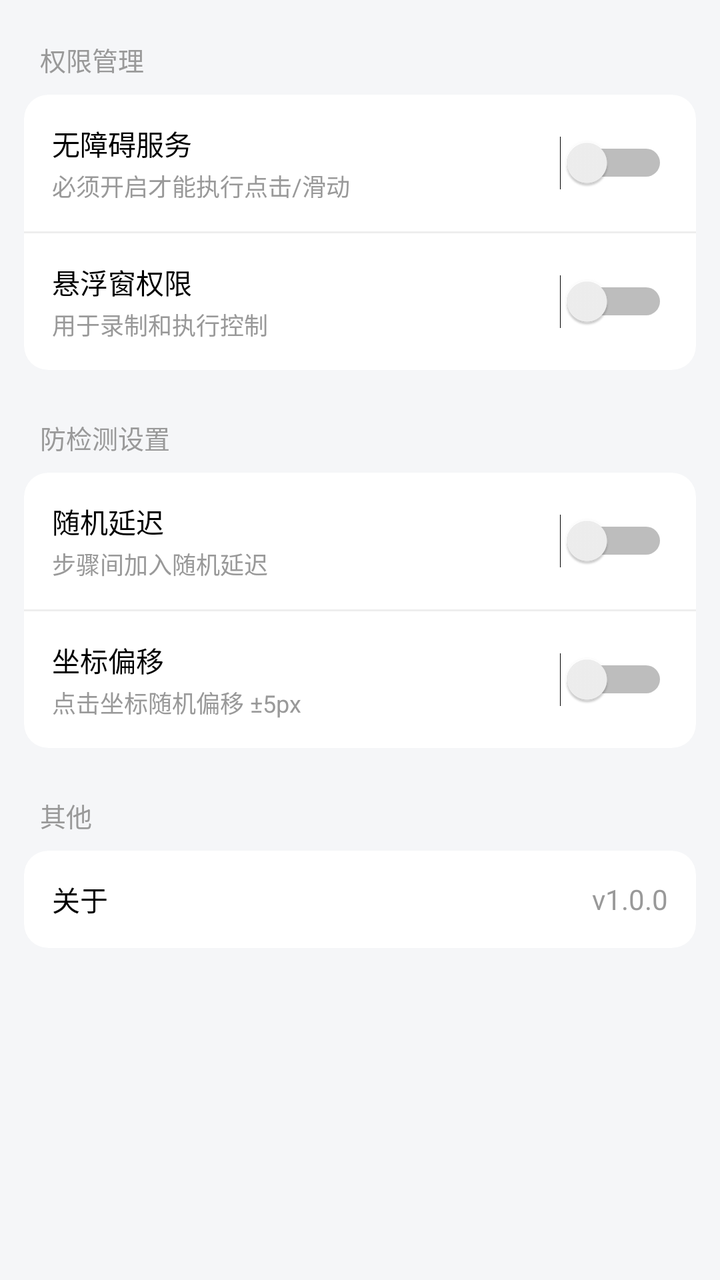
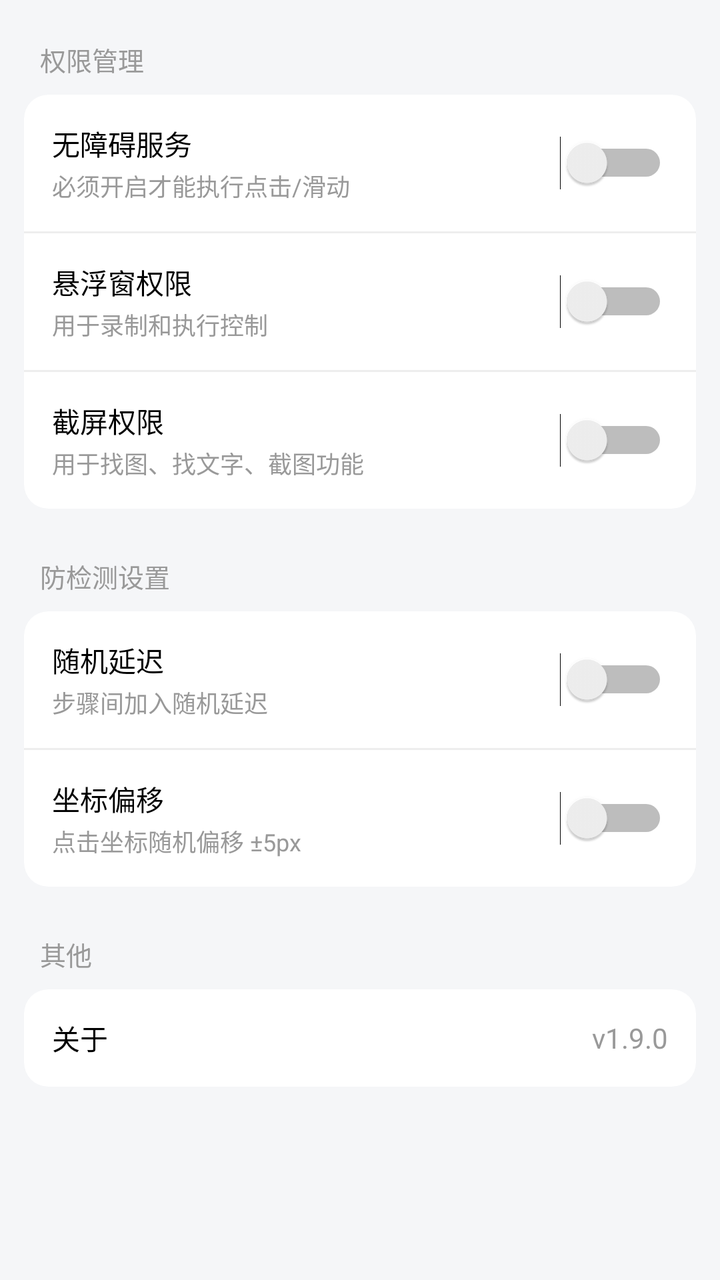

Before-and-after screenshots of an Android layout around one commit, followed by the original layout XML and the change that was made.
<!-- AndroidManifest.xml: application theme Theme.KeySpirit -->
<!-- res/layout/activity_settings.xml -->
<?xml version="1.0" encoding="utf-8"?>
<ScrollView xmlns:android="http://schemas.android.com/apk/res/android"
    xmlns:app="http://schemas.android.com/apk/res-auto"
    android:layout_width="match_parent"
    android:layout_height="match_parent"
    android:background="@color/light_gray">

    <LinearLayout
        android:layout_width="match_parent"
        android:layout_height="wrap_content"
        android:orientation="vertical"
        android:padding="12dp">

        
        <TextView
            android:layout_width="wrap_content"
            android:layout_height="wrap_content"
            android:padding="8dp"
            android:text="权限管理"
            android:textColor="@color/gray"
            android:textSize="13sp" />

        <androidx.cardview.widget.CardView
            android:layout_width="match_parent"
            android:layout_height="wrap_content"
            app:cardCornerRadius="12dp"
            app:cardElevation="0dp">

            <LinearLayout
                android:layout_width="match_parent"
                android:layout_height="wrap_content"
                android:orientation="vertical">

                <LinearLayout
                    android:id="@+id/itemAccessibility"
                    android:layout_width="match_parent"
                    android:layout_height="wrap_content"
                    android:background="?attr/selectableItemBackground"
                    android:clickable="true"
                    android:gravity="center_vertical"
                    android:orientation="horizontal"
                    android:padding="14dp">

                    <LinearLayout
                        android:layout_width="0dp"
                        android:layout_height="wrap_content"
                        android:layout_weight="1"
                        android:orientation="vertical">

                        <TextView
                            android:layout_width="wrap_content"
                            android:layout_height="wrap_content"
                            android:text="无障碍服务"
                            android:textColor="@color/black"
                            android:textSize="14sp" />

                        <TextView
                            android:layout_width="wrap_content"
                            android:layout_height="wrap_content"
                            android:layout_marginTop="2dp"
                            android:text="必须开启才能执行点击/滑动"
                            android:textColor="@color/gray"
                            android:textSize="12sp" />
                    </LinearLayout>

                    <Switch
                        android:id="@+id/switchAccessibility"
                        android:layout_width="wrap_content"
                        android:layout_height="wrap_content"
                        android:clickable="false" />
                </LinearLayout>

                <View style="@style/Divider" />

                <LinearLayout
                    android:id="@+id/itemFloatingPermission"
                    android:layout_width="match_parent"
                    android:layout_height="wrap_content"
                    android:background="?attr/selectableItemBackground"
                    android:clickable="true"
                    android:gravity="center_vertical"
                    android:orientation="horizontal"
                    android:padding="14dp">

                    <LinearLayout
                        android:layout_width="0dp"
                        android:layout_height="wrap_content"
                        android:layout_weight="1"
                        android:orientation="vertical">

                        <TextView
                            android:layout_width="wrap_content"
                            android:layout_height="wrap_content"
                            android:text="悬浮窗权限"
                            android:textColor="@color/black"
                            android:textSize="14sp" />

                        <TextView
                            android:layout_width="wrap_content"
                            android:layout_height="wrap_content"
                            android:layout_marginTop="2dp"
                            android:text="用于录制和执行控制"
                            android:textColor="@color/gray"
                            android:textSize="12sp" />
                    </LinearLayout>

                    <Switch
                        android:id="@+id/switchFloating"
                        android:layout_width="wrap_content"
                        android:layout_height="wrap_content"
                        android:clickable="false" />
                </LinearLayout>
            </LinearLayout>
        </androidx.cardview.widget.CardView>

        
        <TextView
            android:layout_width="wrap_content"
            android:layout_height="wrap_content"
            android:layout_marginTop="16dp"
            android:padding="8dp"
            android:text="防检测设置"
            android:textColor="@color/gray"
            android:textSize="13sp" />

        <androidx.cardview.widget.CardView
            android:layout_width="match_parent"
            android:layout_height="wrap_content"
            app:cardCornerRadius="12dp"
            app:cardElevation="0dp">

            <LinearLayout
                android:layout_width="match_parent"
                android:layout_height="wrap_content"
                android:orientation="vertical">

                <LinearLayout
                    android:layout_width="match_parent"
                    android:layout_height="wrap_content"
                    android:gravity="center_vertical"
                    android:orientation="horizontal"
                    android:padding="14dp">

                    <LinearLayout
                        android:layout_width="0dp"
                        android:layout_height="wrap_content"
                        android:layout_weight="1"
                        android:orientation="vertical">

                        <TextView
                            android:layout_width="wrap_content"
                            android:layout_height="wrap_content"
                            android:text="随机延迟"
                            android:textColor="@color/black"
                            android:textSize="14sp" />

                        <TextView
                            android:layout_width="wrap_content"
                            android:layout_height="wrap_content"
                            android:layout_marginTop="2dp"
                            android:text="步骤间加入随机延迟"
                            android:textColor="@color/gray"
                            android:textSize="12sp" />
                    </LinearLayout>

                    <Switch
                        android:id="@+id/switchRandomDelay"
                        android:layout_width="wrap_content"
                        android:layout_height="wrap_content" />
                </LinearLayout>

                <View style="@style/Divider" />

                <LinearLayout
                    android:layout_width="match_parent"
                    android:layout_height="wrap_content"
                    android:gravity="center_vertical"
                    android:orientation="horizontal"
                    android:padding="14dp">

                    <LinearLayout
                        android:layout_width="0dp"
                        android:layout_height="wrap_content"
                        android:layout_weight="1"
                        android:orientation="vertical">

                        <TextView
                            android:layout_width="wrap_content"
                            android:layout_height="wrap_content"
                            android:text="坐标偏移"
                            android:textColor="@color/black"
                            android:textSize="14sp" />

                        <TextView
                            android:layout_width="wrap_content"
                            android:layout_height="wrap_content"
                            android:layout_marginTop="2dp"
                            android:text="点击坐标随机偏移 ±5px"
                            android:textColor="@color/gray"
                            android:textSize="12sp" />
                    </LinearLayout>

                    <Switch
                        android:id="@+id/switchOffset"
                        android:layout_width="wrap_content"
                        android:layout_height="wrap_content" />
                </LinearLayout>
            </LinearLayout>
        </androidx.cardview.widget.CardView>

        
        <TextView
            android:layout_width="wrap_content"
            android:layout_height="wrap_content"
            android:layout_marginTop="16dp"
            android:padding="8dp"
            android:text="其他"
            android:textColor="@color/gray"
            android:textSize="13sp" />

        <androidx.cardview.widget.CardView
            android:layout_width="match_parent"
            android:layout_height="wrap_content"
            app:cardCornerRadius="12dp"
            app:cardElevation="0dp">

            <LinearLayout
                android:layout_width="match_parent"
                android:layout_height="wrap_content"
                android:gravity="center_vertical"
                android:orientation="horizontal"
                android:padding="14dp">

                <TextView
                    android:layout_width="0dp"
                    android:layout_height="wrap_content"
                    android:layout_weight="1"
                    android:text="关于"
                    android:textColor="@color/black"
                    android:textSize="14sp" />

                <TextView
                    android:layout_width="wrap_content"
                    android:layout_height="wrap_content"
                    android:text="v1.0.0"
                    android:textColor="@color/gray"
                    android:textSize="14sp" />
            </LinearLayout>
        </androidx.cardview.widget.CardView>

    </LinearLayout>
</ScrollView>
<!-- resources referenced by this layout -->
<resources>
  <color name="black">#000000</color>
  <color name="gray">#999999</color>
  <color name="light_gray">#F5F6F8</color>
  <style name="Divider">
          <item name="android:layout_width">match_parent</item>
          <item name="android:layout_height">1dp</item>
          <item name="android:background">@color/divider</item>
      </style>
  <style name="Theme.KeySpirit" parent="Theme.MaterialComponents.Light.NoActionBar">
          <item name="colorPrimary">@color/primary</item>
          <item name="colorPrimaryVariant">@color/primary_dark</item>
          <item name="colorOnPrimary">@color/white</item>
          <item name="colorAccent">@color/accent</item>
          <item name="android:statusBarColor" tools:targetApi="l">@color/white</item>
          <item name="android:windowLightStatusBar" tools:targetApi="m">true</item>
          <item name="android:windowBackground">@color/light_gray</item>
      </style>
  <color name="divider">#EEEEEE</color>
  <color name="primary">#3498DB</color>
  <color name="primary_dark">#2980B9</color>
  <color name="white">#FFFFFF</color>
  <color name="accent">#E74C3C</color>
</resources>

<!-- the commit's change to res/layout/activity_settings.xml (unified diff, before → after) -->
@@ -110,6 +110,47 @@
                         android:layout_height="wrap_content"
                         android:clickable="false" />
                 </LinearLayout>
+
+                <View style="@style/Divider" />
+
+                <LinearLayout
+                    android:id="@+id/itemScreenCapture"
+                    android:layout_width="match_parent"
+                    android:layout_height="wrap_content"
+                    android:background="?attr/selectableItemBackground"
+                    android:clickable="true"
+                    android:gravity="center_vertical"
+                    android:orientation="horizontal"
+                    android:padding="14dp">
+
+                    <LinearLayout
+                        android:layout_width="0dp"
+                        android:layout_height="wrap_content"
+                        android:layout_weight="1"
+                        android:orientation="vertical">
+
+                        <TextView
+                            android:layout_width="wrap_content"
+                            android:layout_height="wrap_content"
+                            android:text="截屏权限"
+                            android:textColor="@color/black"
+                            android:textSize="14sp" />
+
+                        <TextView
+                            android:layout_width="wrap_content"
+                            android:layout_height="wrap_content"
+                            android:layout_marginTop="2dp"
+                            android:text="用于找图、找文字、截图功能"
+                            android:textColor="@color/gray"
+                            android:textSize="12sp" />
+                    </LinearLayout>
+
+                    <Switch
+                        android:id="@+id/switchScreenCapture"
+                        android:layout_width="wrap_content"
+                        android:layout_height="wrap_content"
+                        android:clickable="false" />
+                </LinearLayout>
             </LinearLayout>
         </androidx.cardview.widget.CardView>
 
@@ -242,7 +283,7 @@
                 <TextView
                     android:layout_width="wrap_content"
                     android:layout_height="wrap_content"
-                    android:text="v1.0.0"
+                    android:text="v1.9.0"
                     android:textColor="@color/gray"
                     android:textSize="14sp" />
             </LinearLayout>
